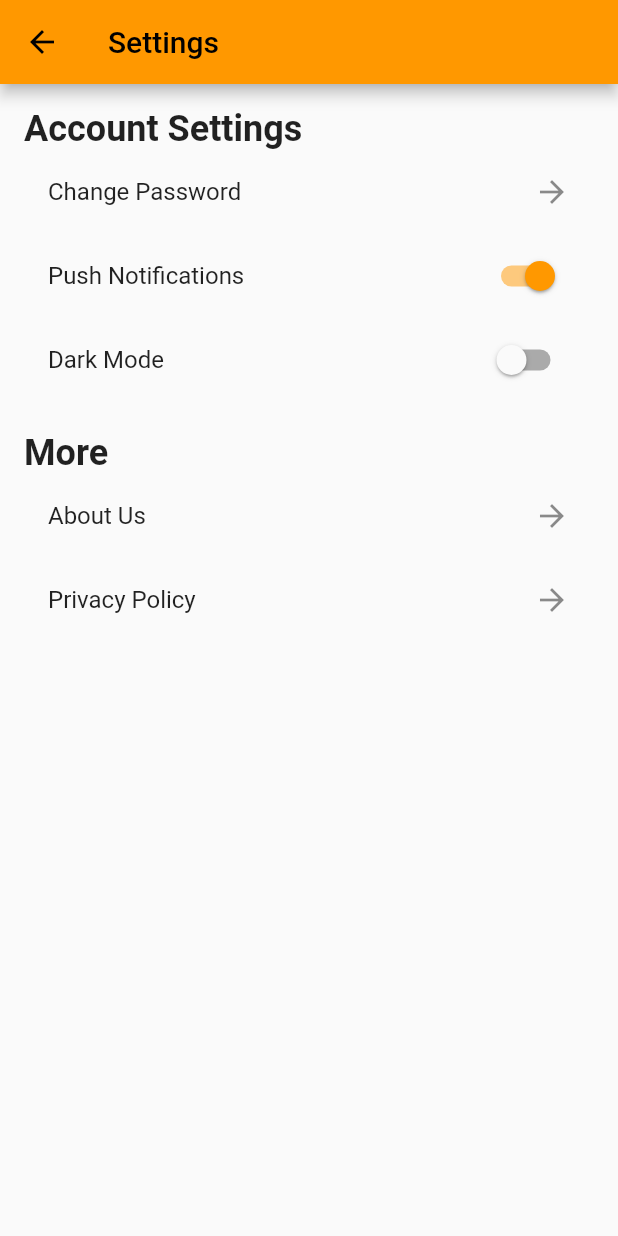
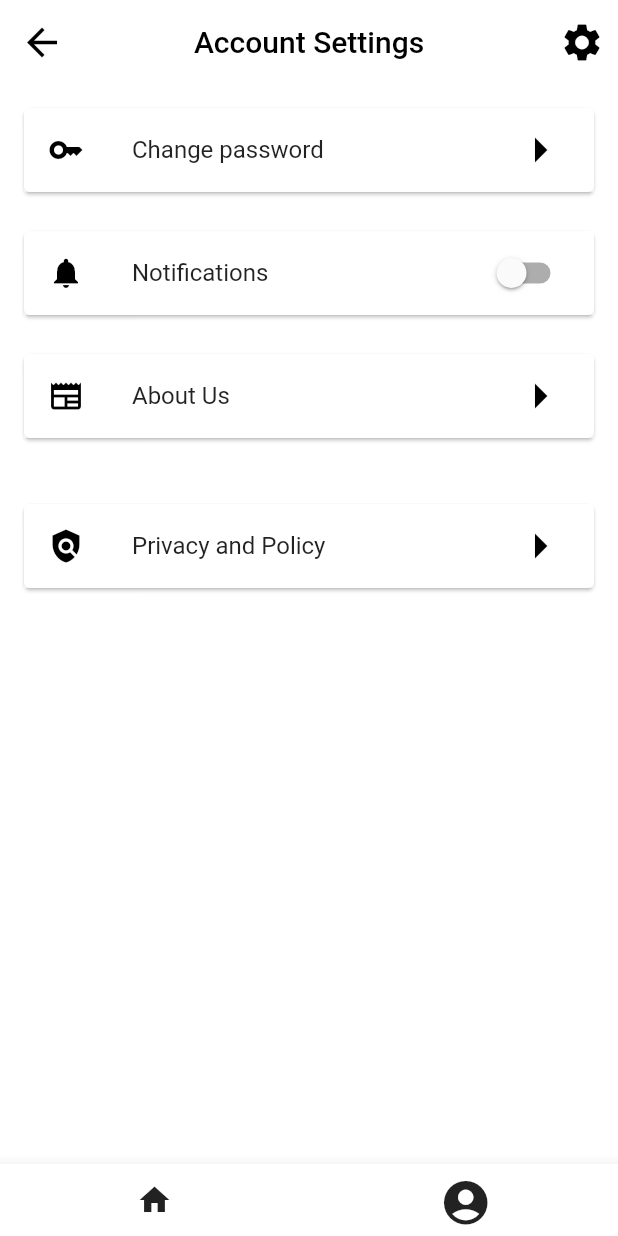
Before and after one commit to sabin6969/Personal-Meeting-Scheduling-Platform, a Flutter app: the ProfilePage screen opened by its route, after a tap on the "settings" icon, on a phone screen of 412 x 824 dp. Run offline on Flutter 3.47's test engine with Material 2 defaults, Android fonts, the phone set to English and light mode, and no system bars; our stand-ins replace auth_buttons, cloud_firestore, firebase_auth, firebase_core, fluttertoast; accounts and stored records are empty.

Commit message:
profile chnages

```diff
--- a/lib/main.dart
+++ b/lib/main.dart
@@ -7,8 +7,8 @@ import 'package:personalmeetingschedulingplatform/views/add_meeting_page.dart';
 import 'package:personalmeetingschedulingplatform/views/forgot_password_screen.dart';
 import 'package:personalmeetingschedulingplatform/views/home_page.dart';
 import 'package:personalmeetingschedulingplatform/views/login_page.dart';
-import 'package:personalmeetingschedulingplatform/views/profile_page.dart';
-import 'package:personalmeetingschedulingplatform/views/setting_page.dart';
+import 'package:personalmeetingschedulingplatform/views/profilePage.dart';
+
 
 // import 'package:personalmeetingschedulingplatform/views/login_page.dart';
 import 'package:personalmeetingschedulingplatform/views/splash_screen.dart';
@@ -45,8 +45,8 @@ class MyApp extends StatelessWidget {
           "login": (context) => const LoginPage(),
           "forgotpassword": (context) => const ForgotScreenPage(),
           "signup": (context) => const SignupPage(),
-          "profilepage": (context) => ProfilePage(),
-          "settingpage": (context) => SettingPage(),
+          "profile": (context) => ProfilePage(),
+
           "aboutus": (context) => const AboutUsScreen(),
           "addmeeting": (context) => AddMeetingPage(),
 
--- a/lib/views/home_page.dart
+++ b/lib/views/home_page.dart
@@ -4,7 +4,7 @@ import 'package:intl/intl.dart';
 import 'package:personalmeetingschedulingplatform/controller/auth_controller.dart';
 import 'package:personalmeetingschedulingplatform/controller/url_laucher.dart';
 import 'package:personalmeetingschedulingplatform/utils/ask_for_logout_dialog.dart';
-import 'profile_page.dart'; // Import this for date formatting
+// Import this for date formatting
 
 class HomePage extends StatefulWidget {
   const HomePage({Key? key});
@@ -25,9 +25,9 @@ class _HomePageState extends State<HomePage> {
 
     return Scaffold(
       appBar: AppBar(
-        centerTitle: true,
-        title: const Text('Gmeet'),
-        backgroundColor: Colors.orange,
+
+        title: const Image(image: AssetImage("asset/images/Glogo.png",),width: 150,),
+        backgroundColor: const Color.fromARGB(255, 255, 255, 255),
         actions: [
           IconButton(
             icon: const Icon(Icons.notifications),
--- a/lib/views/profilePage.dart
+++ b/lib/views/profilePage.dart
@@ -254,7 +254,9 @@ class _ProfilePageState extends State<ProfilePage> {
               icon: const Icon(Icons.account_circle,size: 35,),
               onPressed: () {
                setState(() {
-                 intialIndex =1;
+                 intialIndex =0;
+
+
                });
               },
             ),
--- a/lib/views/profile_page.dart
+++ /dev/null
@@ -1,93 +0,0 @@
-import 'package:flutter/material.dart';
-import 'login_page.dart';
-import 'home_page.dart';
-import 'setting_page.dart';
-
-class ProfilePage extends StatelessWidget {
-  @override
-  Widget build(BuildContext context) {
-    return Scaffold(
-      appBar: AppBar(
-        title: Text('Profile'),
-        leading: IconButton(
-          icon: Icon(Icons.arrow_back),
-          onPressed: () {
-            // Navigate back to the home page when the back button is clicked
-            Navigator.push(
-                context, MaterialPageRoute(builder: (context) => HomePage()));
-          },
-        ),
-        actions: [
-          IconButton(
-            icon: Icon(Icons.settings),
-            onPressed: () {
-              Navigator.push(context,
-                  MaterialPageRoute(builder: (context) => SettingPage()));
-            },
-          ),
-        ],
-        backgroundColor: Colors.orange,
-      ),
-      body: Center(
-        child: Column(
-          mainAxisAlignment: MainAxisAlignment.center,
-          children: [
-            CircleAvatar(
-              radius: 50,
-              // Add your profile picture here
-              backgroundImage: AssetImage('asset/images/profile.jpeg'),
-            ),
-            SizedBox(height: 20),
-            Text(
-              'John Doe', // User's name
-              style: TextStyle(
-                fontSize: 24,
-                fontWeight: FontWeight.bold,
-              ),
-            ),
-            Text(
-              'Software Engineer', // User's designation
-              style: TextStyle(
-                fontSize: 18,
-                color: Colors.grey,
-              ),
-            ),
-            SizedBox(height: 20),
-            Row(
-              mainAxisAlignment: MainAxisAlignment.center,
-              children: [
-                Container(
-                  padding: EdgeInsets.all(10),
-                  margin: EdgeInsets.all(10),
-                  color: Colors.orange,
-                  child: Text(
-                    'user@example.com', // User's email
-                    style: TextStyle(color: Colors.white),
-                  ),
-                ),
-                Container(
-                  padding: EdgeInsets.all(10),
-                  margin: EdgeInsets.all(10),
-                  color: Colors.blue,
-                  child: Text(
-                    'Company XYZ', // Company name
-                    style: TextStyle(color: Colors.white),
-                  ),
-                ),
-              ],
-            ),
-            SizedBox(height: 20),
-            ElevatedButton(
-              onPressed: () {
-                // Handle logout button press
-                Navigator.pushReplacement(context,
-                    MaterialPageRoute(builder: (context) => LoginPage()));
-              },
-              child: Text('Logout'),
-            ),
-          ],
-        ),
-      ),
-    );
-  }
-}
--- a/lib/views/setting_page.dart
+++ /dev/null
@@ -1,85 +0,0 @@
-import 'package:flutter/material.dart';
-import 'profile_page.dart';
-
-class SettingPage extends StatelessWidget {
-  @override
-  Widget build(BuildContext context) {
-    return Scaffold(
-      appBar: AppBar(
-        title: Text('Settings'),
-        backgroundColor: Colors.orange,
-        leading: IconButton(
-          icon: Icon(Icons.arrow_back),
-          onPressed: () {
-            Navigator.push(context, MaterialPageRoute(builder: (context) => ProfilePage()));
-          },
-        ),
-      ),
-      body: ListView(
-        padding: EdgeInsets.all(16),
-        children: [
-          Text(
-            'Account Settings',
-            style: TextStyle(fontSize: 24, fontWeight: FontWeight.bold),
-          ),
-          ListTile(
-            title: Text('Change Password'),
-            trailing: Icon(Icons.arrow_forward),
-            onTap: () {
-              // Handle change password tap
-            },
-          ),
-          ListTile(
-            title: Row(
-              children: [
-                Text('Push Notifications'),
-                Spacer(),
-                Switch(
-                  value:
-                      true, // You can set the initial value based on user preferences
-                  onChanged: (value) {
-                    // Handle switch state change for push notifications
-                  },
-                ),
-              ],
-            ),
-          ),
-          ListTile(
-            title: Row(
-              children: [
-                Text('Dark Mode'),
-                Spacer(),
-                Switch(
-                  value:
-                      false, // You can set the initial value based on user preferences
-                  onChanged: (value) {
-                    // Handle switch state change for dark mode
-                  },
-                ),
-              ],
-            ),
-          ),
-          SizedBox(height: 20),
-          Text(
-            'More',
-            style: TextStyle(fontSize: 24, fontWeight: FontWeight.bold),
-          ),
-          ListTile(
-            title: Text('About Us'),
-            trailing: Icon(Icons.arrow_forward),
-            onTap: () {
-              // Handle About Us tap
-            },
-          ),
-          ListTile(
-            title: Text('Privacy Policy'),
-            trailing: Icon(Icons.arrow_forward),
-            onTap: () {
-              // Handle Privacy Policy tap
-            },
-          ),
-        ],
-      ),
-    );
-  }
-}
```
